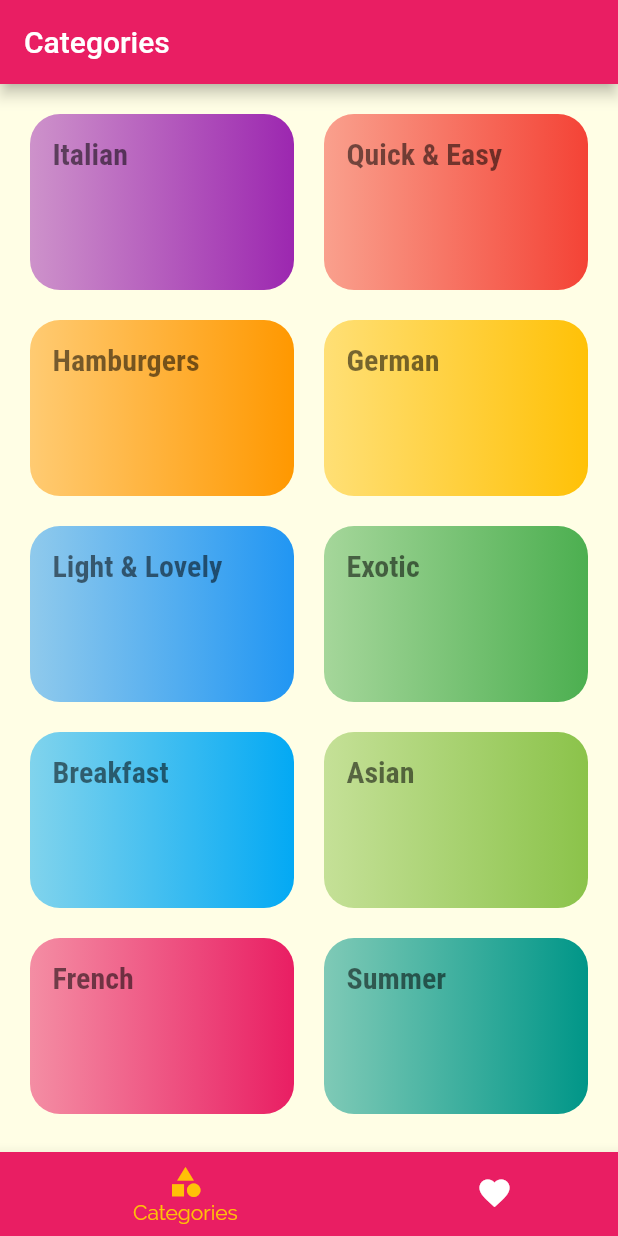
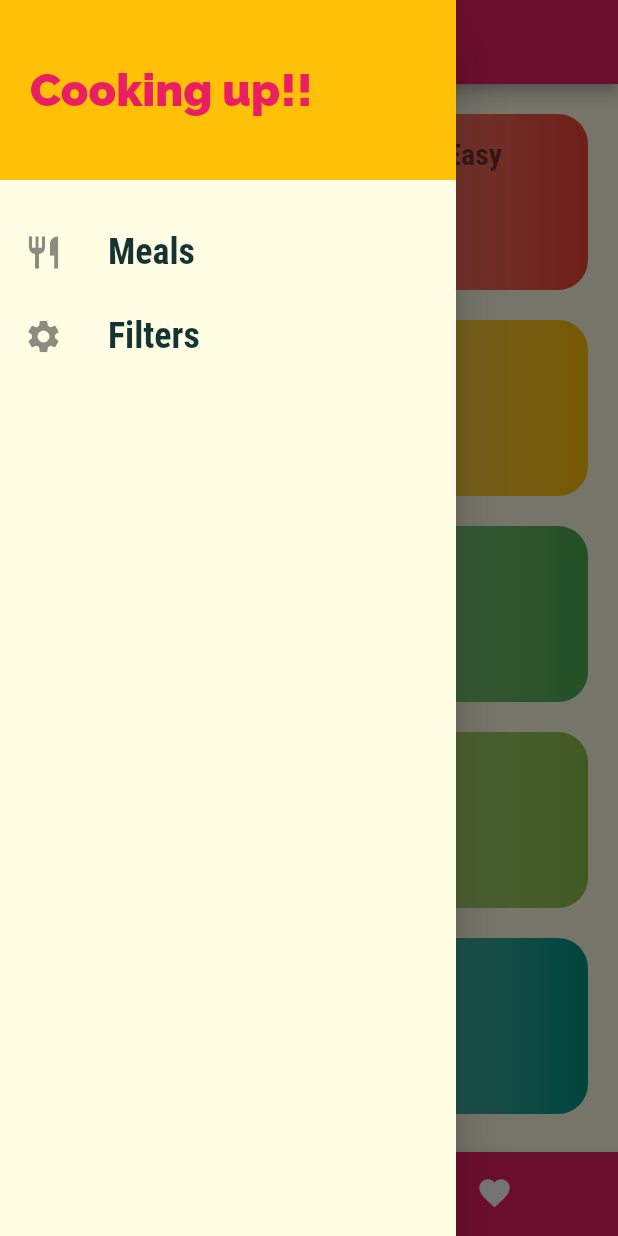
Before and after one commit to eddy1006/Meals_app, a Flutter app: the screen it shows after launch, with the side drawer open (before the commit the screen has no drawer), on a phone screen of 412 x 824 dp. Run offline on Flutter 3.47's test engine with Material 2 defaults, Android fonts, the phone set to English and light mode, and no system bars.

Commit message:
added the drawer

```diff
--- a/lib/screens/tab_screen.dart
+++ b/lib/screens/tab_screen.dart
@@ -1,6 +1,7 @@
 import 'package:flutter/material.dart';
 import 'package:meals_app/screens/categories_screen.dart';
 import 'package:meals_app/screens/favorites_screen.dart';
+import 'package:meals_app/widgets/drawer_main.dart';
 
 class TabScreen extends StatefulWidget {
   @override
@@ -58,6 +59,7 @@ class _TabScreenState extends State<TabScreen> {
       appBar: AppBar(
         title: Text(_pages[_selectedPageIndex]['title'] as String),
       ),
+      drawer: DrawerMain(),
       body: _pages[_selectedPageIndex]['page'] as Widget,
       bottomNavigationBar: BottomNavigationBar(
         onTap: _selectpage,
--- /dev/null
+++ b/lib/widgets/drawer_main.dart
@@ -0,0 +1,49 @@
+import 'package:flutter/material.dart';
+
+class DrawerMain extends StatelessWidget {
+  Widget listBuilder(IconData icon, String title) {
+    return ListTile(
+      leading: Icon(
+        icon,
+        size: 26,
+      ),
+      title: Text(
+        title,
+        style: const TextStyle(
+            fontSize: 24,
+            fontWeight: FontWeight.w700,
+            fontFamily: 'RobotoCondensed'),
+      ),
+      onTap: () {},
+    );
+  }
+
+  @override
+  Widget build(BuildContext context) {
+    return Drawer(
+      child: Column(
+        children: [
+          Container(
+            height: 120,
+            width: double.infinity,
+            padding: const EdgeInsets.all(20),
+            alignment: Alignment.centerLeft,
+            color: Theme.of(context).accentColor,
+            child: Text(
+              'Cooking up!!',
+              style: TextStyle(
+                  fontWeight: FontWeight.w900,
+                  fontSize: 30,
+                  color: Theme.of(context).primaryColor),
+            ),
+          ),
+          const SizedBox(
+            height: 20,
+          ),
+          listBuilder(Icons.restaurant, 'Meals'),
+          listBuilder(Icons.settings, 'Filters'),
+        ],
+      ),
+    );
+  }
+}
```
